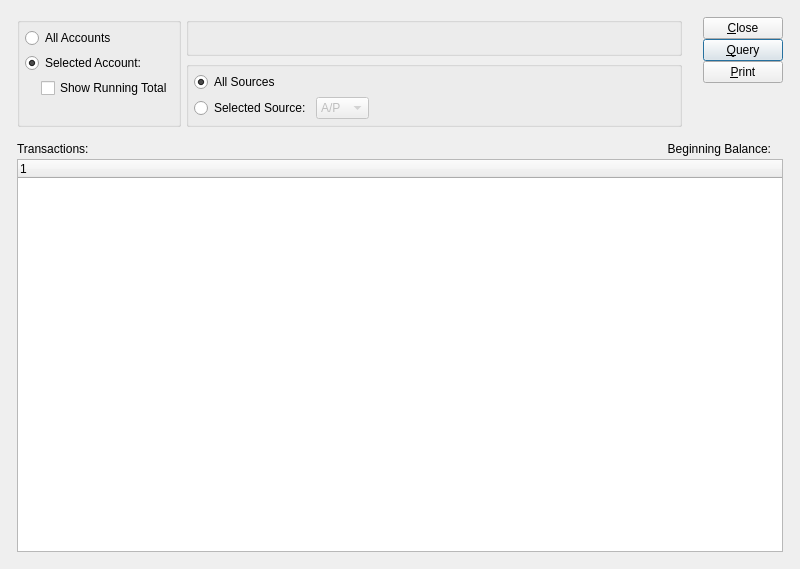
Above: guiclient/dspGLTransactions.ui from Pegasus-RPG/xtuple-client before the change. Below: the same form after it.
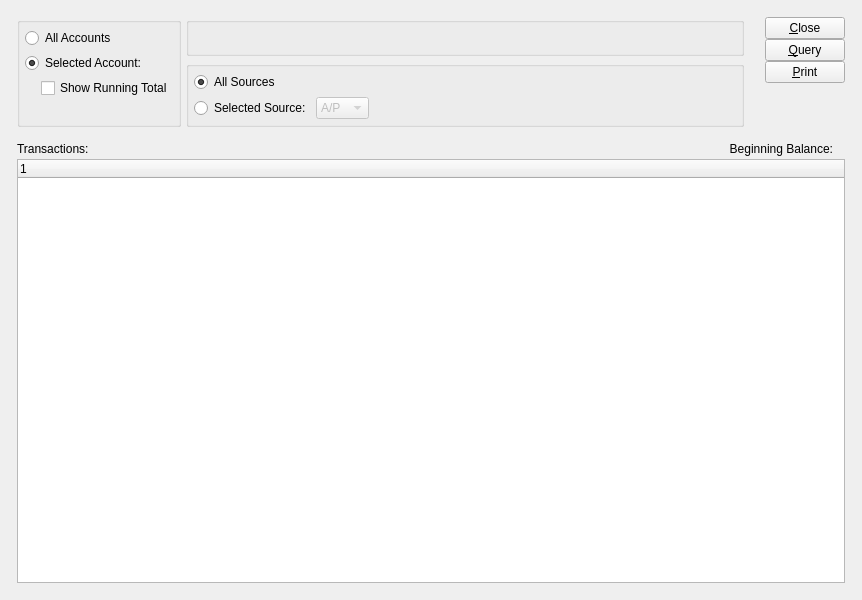
That is the form after the change. Custom widgets are drawn as their Qt base class.

Commit message: Fix buttons that should not be "default" because window is not a dialog.

Patch:
```diff
--- a/guiclient/dspGLTransactions.ui
+++ b/guiclient/dspGLTransactions.ui
@@ -13,8 +13,8 @@
    <rect>
     <x>0</x>
     <y>0</y>
-    <width>800</width>
-    <height>569</height>
+    <width>862</width>
+    <height>600</height>
    </rect>
   </property>
   <property name="windowTitle">
@@ -284,12 +284,6 @@
              <property name="text">
               <string>&amp;Query</string>
              </property>
-             <property name="autoDefault">
-              <bool>true</bool>
-             </property>
-             <property name="default">
-              <bool>true</bool>
-             </property>
             </widget>
            </item>
            <item>
```
The commit also changes 1 other file.
